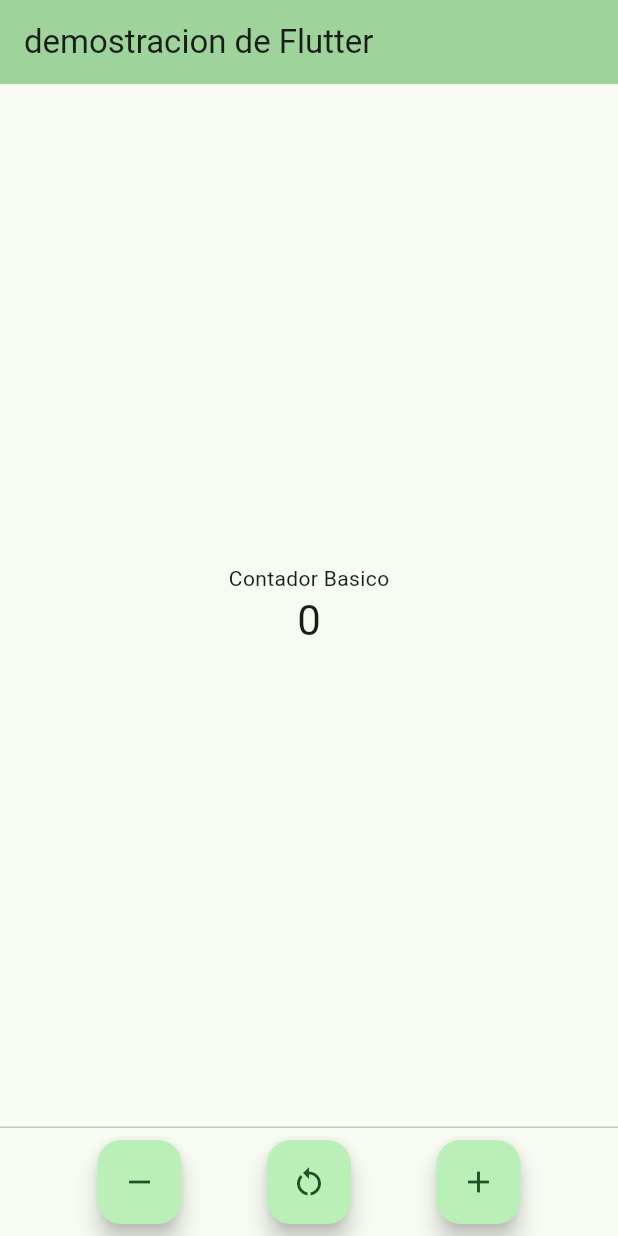
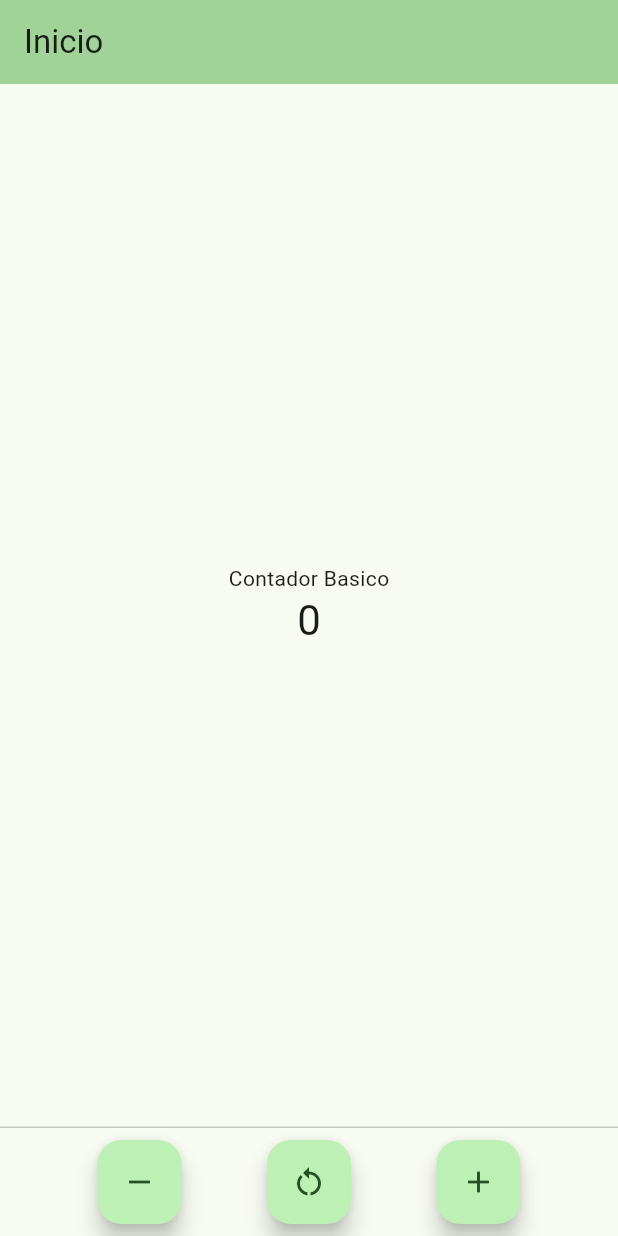
Before and after one commit to FrancoToro/3479A321_2019479023, a Flutter app: the screen it shows after launch, on a phone screen of 412 x 824 dp. Run offline on Flutter 3.47's test engine with Material 3 defaults, Android fonts, the phone set to English and light mode, and no system bars.

Commit message:
Cambio titulos y color

```diff
--- a/flutter_inicio/lib/main.dart
+++ b/flutter_inicio/lib/main.dart
@@ -13,16 +13,17 @@
     return MaterialApp(
       title: 'Demostracion de Flutter',
       theme: ThemeData(
-        colorScheme: ColorScheme.fromSeed(seedColor: const Color.fromARGB(255, 35, 196, 78)),
+        colorScheme: ColorScheme.fromSeed(seedColor: const Color.fromARGB(255, 58, 183, 68)),
         useMaterial3: true,
       ),
-      home: const MyHomePage(title: 'demostracion de Flutter'),
+      home: const MyHomePage(title: 'Inicio'),
     );
   }
 }
 
 class MyHomePage extends StatefulWidget {
   const MyHomePage({super.key, required this.title});
+
   final String title;
 
   @override
@@ -70,6 +71,7 @@
           ],
         ),
       ),
+
     persistentFooterButtons: [
         Row(
           // Ordena los iconos en separación
```
